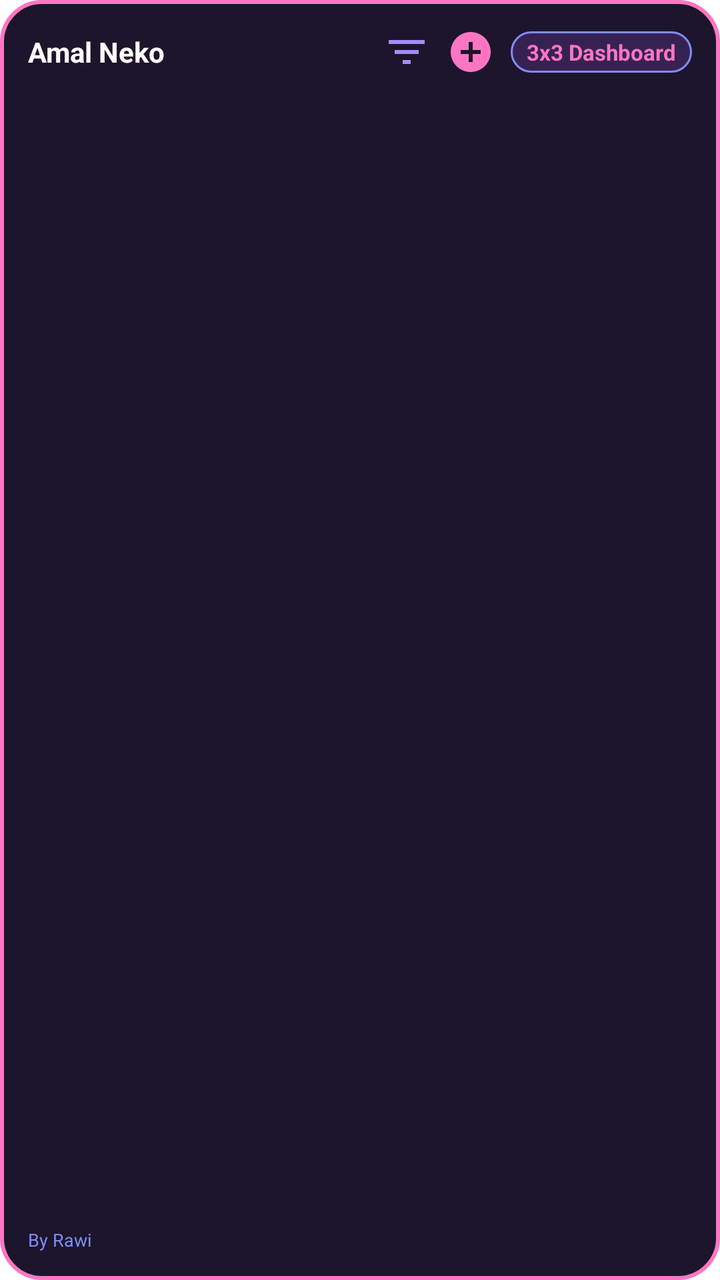
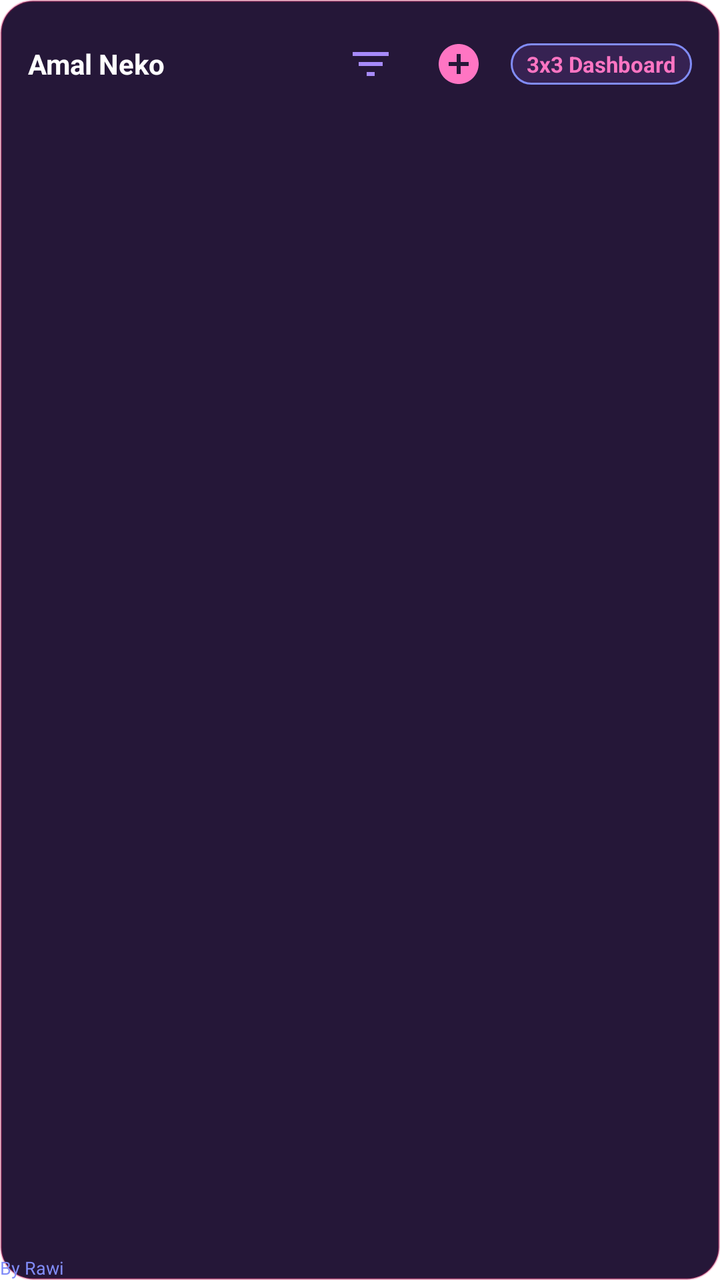

Two renders of the same Android screen: before a commit and after it. Below are the layout's source before the change and the commit's diff.
<!-- AndroidManifest.xml: application theme AppTheme -->
<!-- res/layout/widget_3x3_layout.xml -->
<?xml version="1.0" encoding="utf-8"?>
<LinearLayout xmlns:android="http://schemas.android.com/apk/res/android"
    android:id="@+id/widget_container"
    android:layout_width="match_parent"
    android:layout_height="match_parent"
    android:background="@drawable/widget_card_bg"
    android:orientation="vertical"
    android:padding="14dp">

    
    <LinearLayout
        android:layout_width="match_parent"
        android:layout_height="wrap_content"
        android:orientation="horizontal"
        android:gravity="center_vertical">

        <TextView
            android:layout_width="0dp"
            android:layout_height="wrap_content"
            android:layout_weight="1"
            android:text="Amal Neko"
            android:textColor="#ffffff"
            android:textSize="14sp"
            android:textStyle="bold" />

        
        <ImageView
            android:id="@+id/widget_filter_btn"
            android:layout_width="24dp"
            android:layout_height="24dp"
            android:layout_marginEnd="8dp"
            android:src="@drawable/ic_filter"
            android:contentDescription="Filter categories" />

        
        <ImageView
            android:id="@+id/widget_add_btn"
            android:layout_width="24dp"
            android:layout_height="24dp"
            android:layout_marginEnd="8dp"
            android:src="@drawable/ic_add"
            android:contentDescription="Add task" />

        <TextView
            android:id="@+id/widget_progress_pill"
            android:layout_width="wrap_content"
            android:layout_height="wrap_content"
            android:background="@drawable/widget_pill_bg"
            android:paddingStart="8dp"
            android:paddingTop="3dp"
            android:paddingEnd="8dp"
            android:paddingBottom="3dp"
            android:text="3x3 Dashboard"
            android:textColor="#ff75c3"
            android:textSize="11sp"
            android:textStyle="bold" />
    </LinearLayout>

    
    <ListView
        android:id="@+id/widget_task_list"
        android:layout_width="match_parent"
        android:layout_height="0dp"
        android:layout_weight="1"
        android:layout_marginTop="8dp"
        android:divider="@null"
        android:dividerHeight="0dp"
        android:scrollbars="none"
        android:fadingEdge="vertical"
        android:fadingEdgeLength="16dp" />

    
    <TextView
        android:id="@+id/widget_empty_view"
        android:layout_width="match_parent"
        android:layout_height="0dp"
        android:layout_weight="1"
        android:layout_marginTop="8dp"
        android:gravity="center"
        android:text="No active tasks.\nTap here to add one!"
        android:textColor="#9ca3af"
        android:textSize="12sp"
        android:visibility="gone" />

    
    <TextView
        android:layout_width="match_parent"
        android:layout_height="wrap_content"
        android:layout_marginTop="4dp"
        android:text="By Rawi"
        android:textColor="#818cf8"
        android:textSize="9sp" />
</LinearLayout>
<!-- resources referenced by this layout -->
<resources>
  <!-- drawable ic_add (drawable) -->
  <?xml version="1.0" encoding="utf-8"?>
  <vector xmlns:android="http://schemas.android.com/apk/res/android"
      android:width="20dp"
      android:height="20dp"
      android:viewportWidth="24"
      android:viewportHeight="24">
      <path
          android:fillColor="#ff75c3"
          android:pathData="M12,2C6.48,2 2,6.48 2,12s4.48,10 10,10 10,-4.48 10,-10S17.52,2 12,2zM17,13h-4v4h-2v-4H7v-2h4V7h2v4h4v2z"/>
  </vector>
  <!-- drawable ic_filter (drawable) -->
  <?xml version="1.0" encoding="utf-8"?>
  <vector xmlns:android="http://schemas.android.com/apk/res/android"
      android:width="20dp"
      android:height="20dp"
      android:viewportWidth="24"
      android:viewportHeight="24">
      <path
          android:fillColor="#a78bfa"
          android:pathData="M10,18h4v-2h-4v2zM3,6v2h18V6H3zM6,13h12v-2H6v2z" />
  </vector>
  <!-- drawable widget_card_bg (drawable) -->
  <?xml version="1.0" encoding="utf-8"?>
  <shape xmlns:android="http://schemas.android.com/apk/res/android"
      android:shape="rectangle">
      <solid android:color="#1c152c" />
      <corners android:radius="20dp" />
      <stroke
          android:width="2dp"
          android:color="#ff75c3" />
  </shape>
  <!-- drawable widget_pill_bg (drawable) -->
  <?xml version="1.0" encoding="utf-8"?>
  <shape xmlns:android="http://schemas.android.com/apk/res/android"
      android:shape="rectangle">
      <solid android:color="#362252" />
      <corners android:radius="12dp" />
      <stroke
          android:width="1dp"
          android:color="#818cf8" />
  </shape>
</resources>

<!-- the commit's change to res/layout/widget_3x3_layout.xml (unified diff, before → after) -->
@@ -3,16 +3,17 @@
     android:id="@+id/widget_container"
     android:layout_width="match_parent"
     android:layout_height="match_parent"
-    android:background="@drawable/widget_card_bg"
+    android:background="@drawable/bg_widget_glass"
     android:orientation="vertical"
-    android:padding="14dp">
+    android:padding="0dp">
 
     
     <LinearLayout
         android:layout_width="match_parent"
         android:layout_height="wrap_content"
         android:orientation="horizontal"
-        android:gravity="center_vertical">
+        android:gravity="center_vertical"
+        android:padding="14dp">
 
         <TextView
             android:layout_width="0dp"
@@ -26,19 +27,21 @@
         
         <ImageView
             android:id="@+id/widget_filter_btn"
-            android:layout_width="24dp"
-            android:layout_height="24dp"
+            android:layout_width="36dp"
+            android:layout_height="36dp"
             android:layout_marginEnd="8dp"
             android:src="@drawable/ic_filter"
+            android:padding="6dp"
             android:contentDescription="Filter categories" />
 
         
         <ImageView
             android:id="@+id/widget_add_btn"
-            android:layout_width="24dp"
-            android:layout_height="24dp"
+            android:layout_width="36dp"
+            android:layout_height="36dp"
             android:layout_marginEnd="8dp"
             android:src="@drawable/ic_add"
+            android:padding="6dp"
             android:contentDescription="Add task" />
 
         <TextView
<!-- resource entries referenced after the edit -->
@@ -1,5 +1,15 @@
 <!-- resources referenced by this layout -->
 <resources>
+  <!-- drawable bg_widget_glass (drawable) -->
+  <?xml version="1.0" encoding="utf-8"?>
+  <shape xmlns:android="http://schemas.android.com/apk/res/android"
+      android:shape="rectangle">
+      <solid android:color="#F21A0B2E" /> 
+      <corners android:radius="16dp" />
+      <stroke
+          android:width="1dp"
+          android:color="#4DE91E63" /> 
+  </shape>
   <!-- drawable ic_add (drawable) -->
   <?xml version="1.0" encoding="utf-8"?>
   <vector xmlns:android="http://schemas.android.com/apk/res/android"
@@ -22,16 +32,6 @@
           android:fillColor="#a78bfa"
           android:pathData="M10,18h4v-2h-4v2zM3,6v2h18V6H3zM6,13h12v-2H6v2z" />
   </vector>
-  <!-- drawable widget_card_bg (drawable) -->
-  <?xml version="1.0" encoding="utf-8"?>
-  <shape xmlns:android="http://schemas.android.com/apk/res/android"
-      android:shape="rectangle">
-      <solid android:color="#1c152c" />
-      <corners android:radius="20dp" />
-      <stroke
-          android:width="2dp"
-          android:color="#ff75c3" />
-  </shape>
   <!-- drawable widget_pill_bg (drawable) -->
   <?xml version="1.0" encoding="utf-8"?>
   <shape xmlns:android="http://schemas.android.com/apk/res/android"
